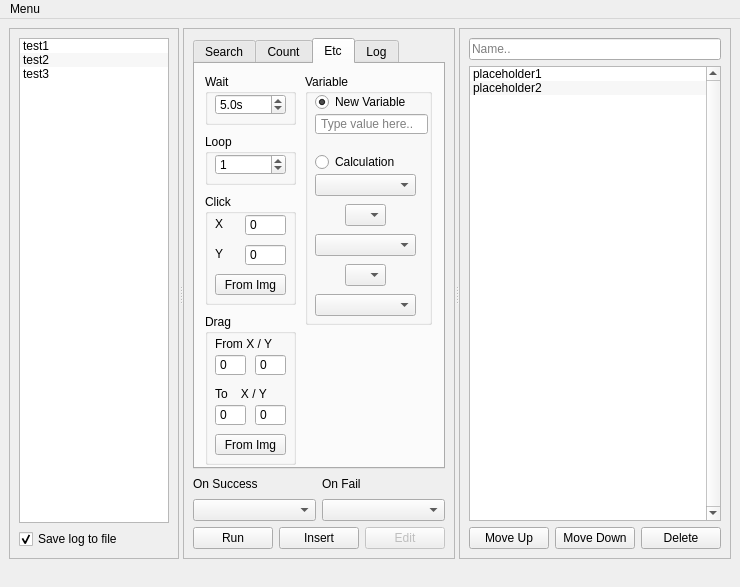
The window that qtUI/pymacro.ui (jupiterbjy/python-macro-practice) describes before a commit, drawn with Qt 5.
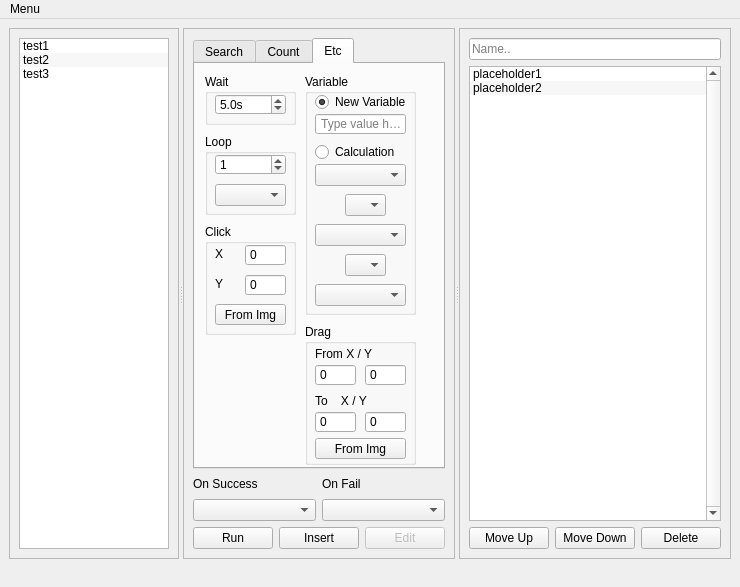
The same window after the commit. The open tabs and pages were chosen to show the change.

The edit to the form file:
```diff
--- a/qtUI/pymacro.ui
+++ b/qtUI/pymacro.ui
@@ -128,16 +128,6 @@
           </item>
          </widget>
         </item>
-        <item row="1" column="0">
-         <widget class="QCheckBox" name="logSaveCheck">
-          <property name="text">
-           <string>Save log to file</string>
-          </property>
-          <property name="checked">
-           <bool>true</bool>
-          </property>
-         </widget>
-        </item>
        </layout>
       </widget>
       <widget class="QFrame" name="frame_3">
@@ -999,7 +989,7 @@
               <x>10</x>
               <y>70</y>
               <width>91</width>
-              <height>51</height>
+              <height>81</height>
              </rect>
             </property>
             <property name="title">
@@ -1030,12 +1020,25 @@
               <number>1</number>
              </property>
             </widget>
+            <widget class="QComboBox" name="loopStartCombo">
+             <property name="geometry">
+              <rect>
+               <x>10</x>
+               <y>50</y>
+               <width>71</width>
+               <height>22</height>
+              </rect>
+             </property>
+             <property name="currentText">
+              <string/>
+             </property>
+            </widget>
            </widget>
            <widget class="QGroupBox" name="clickGroup">
             <property name="geometry">
              <rect>
               <x>10</x>
-              <y>130</y>
+              <y>160</y>
               <width>91</width>
               <height>111</height>
              </rect>
@@ -1126,8 +1129,8 @@
              <rect>
               <x>110</x>
               <y>10</y>
-              <width>127</width>
-              <height>251</height>
+              <width>111</width>
+              <height>241</height>
              </rect>
             </property>
             <property name="title">
@@ -1153,8 +1156,8 @@
              <property name="geometry">
               <rect>
                <x>10</x>
-               <y>160</y>
-               <width>101</width>
+               <y>150</y>
+               <width>91</width>
                <height>22</height>
               </rect>
              </property>
@@ -1166,8 +1169,8 @@
              <property name="geometry">
               <rect>
                <x>10</x>
-               <y>100</y>
-               <width>101</width>
+               <y>90</y>
+               <width>91</width>
                <height>22</height>
               </rect>
              </property>
@@ -1179,7 +1182,7 @@
              <property name="geometry">
               <rect>
                <x>40</x>
-               <y>130</y>
+               <y>120</y>
                <width>41</width>
                <height>22</height>
               </rect>
@@ -1192,8 +1195,8 @@
              <property name="geometry">
               <rect>
                <x>10</x>
-               <y>220</y>
-               <width>101</width>
+               <y>210</y>
+               <width>91</width>
                <height>22</height>
               </rect>
              </property>
@@ -1205,7 +1208,7 @@
              <property name="geometry">
               <rect>
                <x>40</x>
-               <y>190</y>
+               <y>180</y>
                <width>41</width>
                <height>22</height>
               </rect>
@@ -1228,7 +1231,7 @@
              <property name="geometry">
               <rect>
                <x>10</x>
-               <y>80</y>
+               <y>70</y>
                <width>90</width>
                <height>16</height>
               </rect>
@@ -1242,7 +1245,7 @@
               <rect>
                <x>10</x>
                <y>40</y>
-               <width>113</width>
+               <width>91</width>
                <height>20</height>
               </rect>
              </property>
@@ -1257,10 +1260,10 @@
            <widget class="QGroupBox" name="dragGroup">
             <property name="geometry">
              <rect>
-              <x>10</x>
-              <y>250</y>
-              <width>91</width>
-              <height>151</height>
+              <x>110</x>
+              <y>260</y>
+              <width>111</width>
+              <height>141</height>
              </rect>
             </property>
             <property name="title">
@@ -1270,8 +1273,8 @@
              <property name="geometry">
               <rect>
                <x>10</x>
-               <y>120</y>
-               <width>71</width>
+               <y>114</y>
+               <width>91</width>
                <height>21</height>
               </rect>
              </property>
@@ -1297,7 +1300,7 @@
               <rect>
                <x>10</x>
                <y>40</y>
-               <width>31</width>
+               <width>41</width>
                <height>22</height>
               </rect>
              </property>
@@ -1314,9 +1317,9 @@
             <widget class="QSpinBox" name="dragFromY">
              <property name="geometry">
               <rect>
-               <x>50</x>
+               <x>60</x>
                <y>40</y>
-               <width>31</width>
+               <width>41</width>
                <height>22</height>
               </rect>
              </property>
@@ -1334,7 +1337,7 @@
              <property name="geometry">
               <rect>
                <x>10</x>
-               <y>70</y>
+               <y>67</y>
                <width>81</width>
                <height>20</height>
               </rect>
@@ -1346,9 +1349,9 @@
             <widget class="QSpinBox" name="dragToY">
              <property name="geometry">
               <rect>
-               <x>50</x>
-               <y>90</y>
-               <width>31</width>
+               <x>60</x>
+               <y>87</y>
+               <width>41</width>
                <height>22</height>
               </rect>
              </property>
@@ -1366,8 +1369,8 @@
              <property name="geometry">
               <rect>
                <x>10</x>
-               <y>90</y>
-               <width>31</width>
+               <y>87</y>
+               <width>41</width>
                <height>22</height>
               </rect>
              </property>
@@ -1383,61 +1386,6 @@
             </widget>
            </widget>
           </widget>
-          <widget class="QWidget" name="debugTab">
-           <attribute name="title">
-            <string>Log</string>
-           </attribute>
-           <layout class="QGridLayout" name="gridLayout_6">
-            <item row="1" column="0">
-             <widget class="QTextEdit" name="outputTextEdit">
-              <property name="styleSheet">
-               <string notr="true">background-color: rgb(30, 30, 30);
-color: rgb(230, 230, 230);</string>
-              </property>
-              <property name="frameShape">
-               <enum>QFrame::NoFrame</enum>
-              </property>
-              <property name="frameShadow">
-               <enum>QFrame::Sunken</enum>
-              </property>
-              <property name="lineWidth">
-               <number>1</number>
-              </property>
-              <property name="verticalScrollBarPolicy">
-               <enum>Qt::ScrollBarAlwaysOff</enum>
-              </property>
-              <property name="horizontalScrollBarPolicy">
-               <enum>Qt::ScrollBarAlwaysOff</enum>
-              </property>
-              <property name="autoFormatting">
-               <set>QTextEdit::AutoNone</set>
-              </property>
-              <property name="undoRedoEnabled">
-               <bool>false</bool>
-              </property>
-              <property name="lineWrapMode">
-               <enum>QTextEdit::WidgetWidth</enum>
-              </property>
-              <property name="lineWrapColumnOrWidth">
-               <number>0</number>
-              </property>
-              <property name="readOnly">
-               <bool>true</bool>
-              </property>
-              <property name="placeholderText">
-               <string>Standby</string>
-              </property>
-             </widget>
-            </item>
-            <item row="0" column="0">
-             <widget class="QCheckBox" name="lockLogCheck">
-              <property name="text">
-               <string>Lock to Log tab</string>
-              </property>
-             </widget>
-            </item>
-           </layout>
-          </widget>
          </widget>
         </item>
        </layout>
```
Left out of the diff: 8 changed lines with no effect on the pictures.
